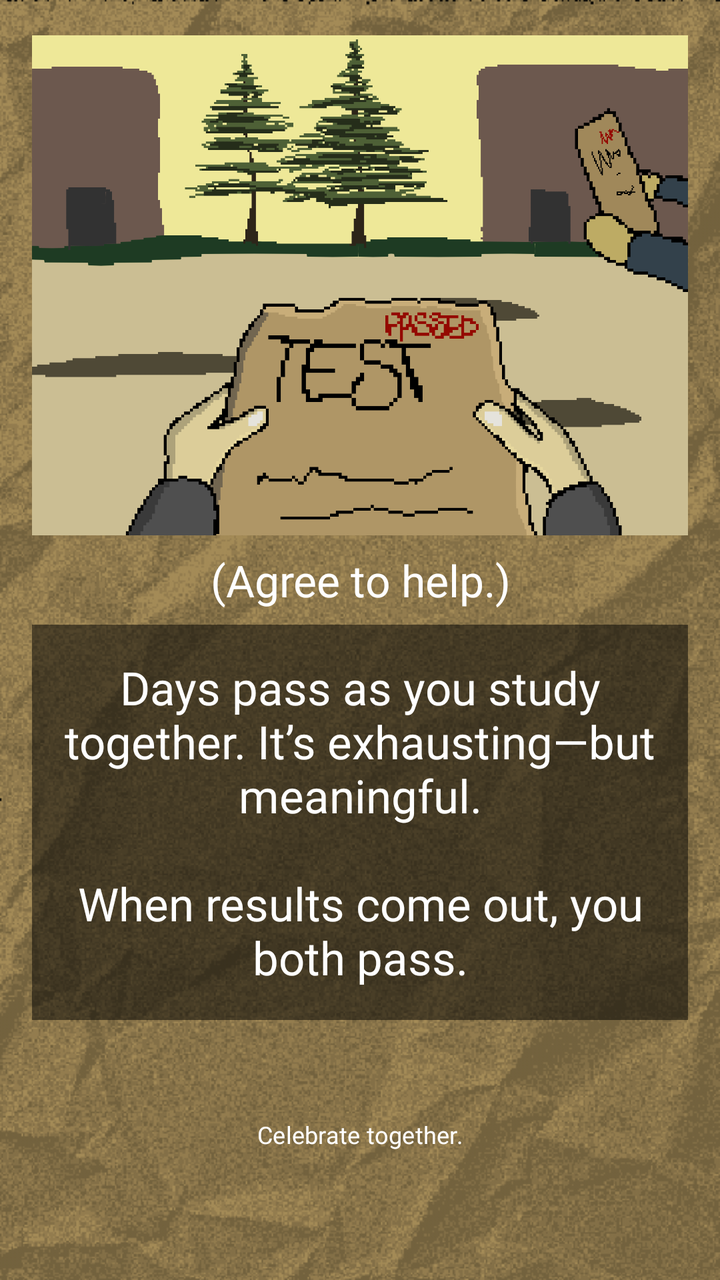
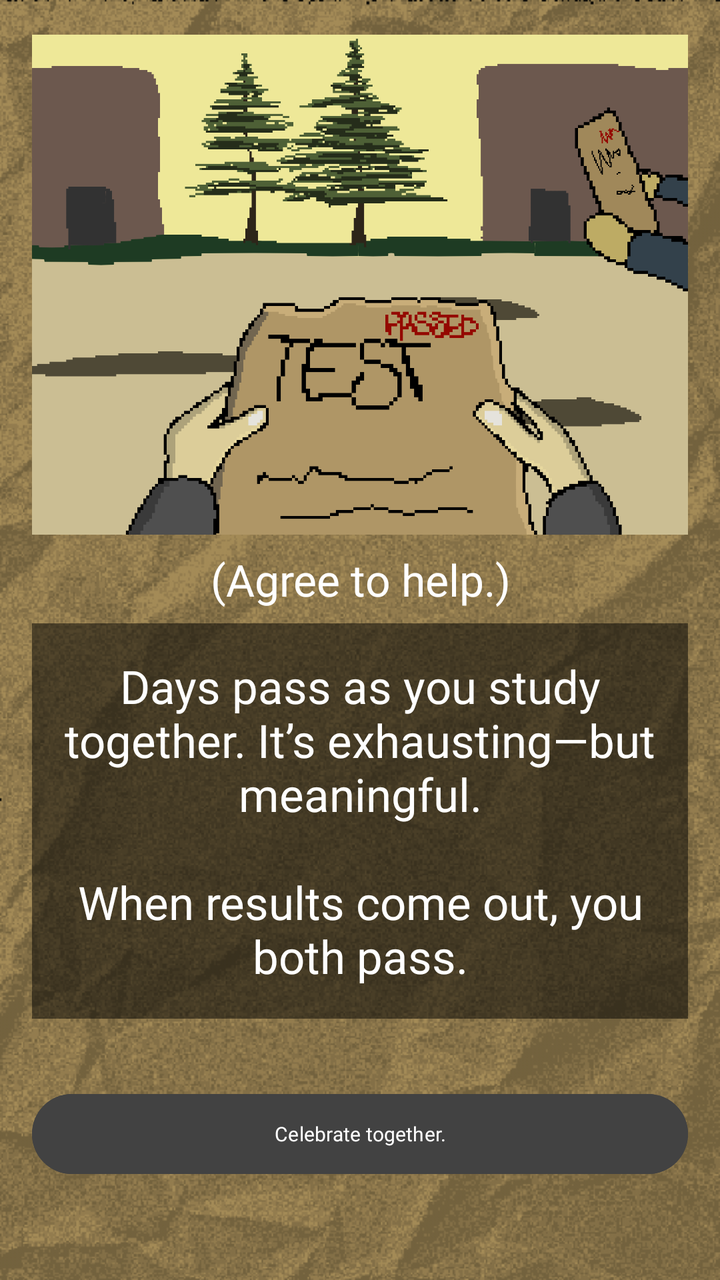

Two renders of the same Android screen: before a commit and after it. Below are the layout's source before the change and the commit's diff.
<!-- AndroidManifest.xml: application theme Theme.ChoiceQuest -->
<!-- res/layout/activity_page2_1_2_2_1.xml -->
<?xml version="1.0" encoding="utf-8"?>
<LinearLayout xmlns:android="http://schemas.android.com/apk/res/android"
    xmlns:app="http://schemas.android.com/apk/res-auto"
    xmlns:tools="http://schemas.android.com/tools"
    android:id="@+id/page2_1_2_2_1"
    android:layout_width="match_parent"
    android:layout_height="match_parent"
    android:gravity="center"
    android:orientation="vertical"
    android:background="@drawable/papertexture_"
    android:backgroundTint="#f8e7c2"
    android:backgroundTintMode="multiply"
    android:padding="16dp"
    tools:context=".Page2_1_2_2_1">

    <View
        android:layout_width="match_parent"
        android:layout_height="0dp"
        android:layout_weight="0.1"/>

    <ImageView
        android:id="@+id/imageView"
        android:layout_width="412dp"
        android:layout_height="250dp"
        android:src="@drawable/page2_1_2_2_1"/>

    <View
        android:layout_width="match_parent"
        android:layout_height="1dp"
        android:layout_weight="0.1"/>

    <TextView
        android:layout_width="match_parent"
        android:layout_height="wrap_content"
        android:gravity="center"
        android:fontFamily="@font/pixelspace"
        android:padding="5dp"
        android:text="(Agree to help.)"
        android:textColor="@color/white"
        android:textSize="22sp" />

    <View
        android:layout_width="match_parent"
        android:layout_height="1dp"
        android:layout_weight="0.1"/>

    <TextView
        android:layout_width="match_parent"
        android:layout_height="wrap_content"
        android:id="@+id/tv_page2_1_2_2_1"
        android:fontFamily="@font/pixelgame_font"
        android:gravity="center"
        android:padding="16dp"
        android:background="#80000000"
        android:text="Days pass as you study together. It’s exhausting—but meaningful.\n\nWhen results come out, you both pass."
        android:textColor="@color/white"
        android:textSize="23sp"
        android:layout_marginBottom="16dp"/>

    <View
        android:layout_width="match_parent"
        android:layout_height="1dp"
        android:layout_weight="1"/>

    <Button
        android:layout_width="412dp"
        android:layout_height="45dp"
        android:fontFamily="@font/quest_font"
        android:background="@android:color/transparent"
        android:textSize="12sp"
        android:layout_marginBottom="16dp"
        android:text="Celebrate together."
        android:onClick="page2_1_2_2_1_1" />

    <View
        android:layout_width="match_parent"
        android:layout_height="0dp"
        android:layout_weight="1"/>

</LinearLayout>
<!-- resources referenced by this layout -->
<resources>
  <color name="white">#FFFFFF</color>
  <!-- drawable page2_1_2_2_1: png bitmap (drawable, 25798 bytes) -->
  <!-- drawable papertexture_: png bitmap (drawable, 156948 bytes) -->
  <style name="Theme.ChoiceQuest" parent="Base.Theme.ChoiceQuest" />
  <style name="Base.Theme.ChoiceQuest" parent="Theme.Material3.DayNight.NoActionBar">
          
          
      </style>
</resources>

<!-- the commit's change to res/layout/activity_page2_1_2_2_1.xml (unified diff, before → after) -->
@@ -63,11 +63,12 @@
         android:layout_weight="1"/>
 
     <Button
-        android:layout_width="412dp"
-        android:layout_height="45dp"
+        android:layout_width="match_parent"
+        android:layout_height="wrap_content"
         android:fontFamily="@font/quest_font"
-        android:background="@android:color/transparent"
-        android:textSize="12sp"
+        android:textSize="10sp"
+        android:textColor="@color/white"
+        android:backgroundTint="@color/cardview_dark_background"
         android:layout_marginBottom="16dp"
         android:text="Celebrate together."
         android:onClick="page2_1_2_2_1_1" />
